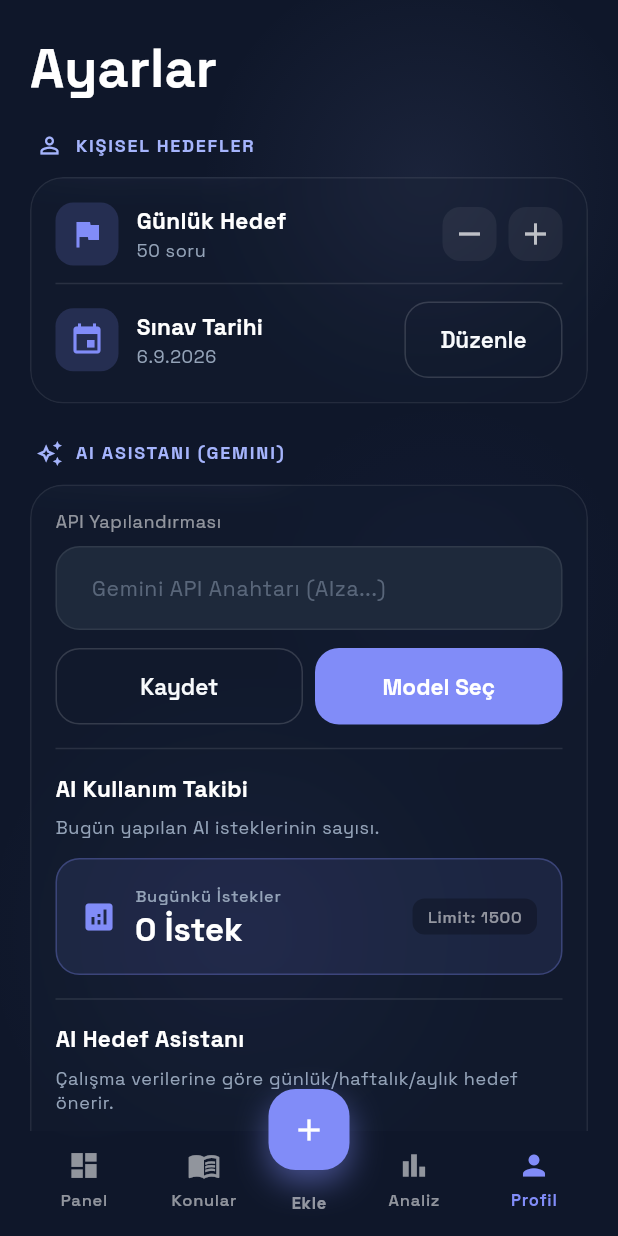
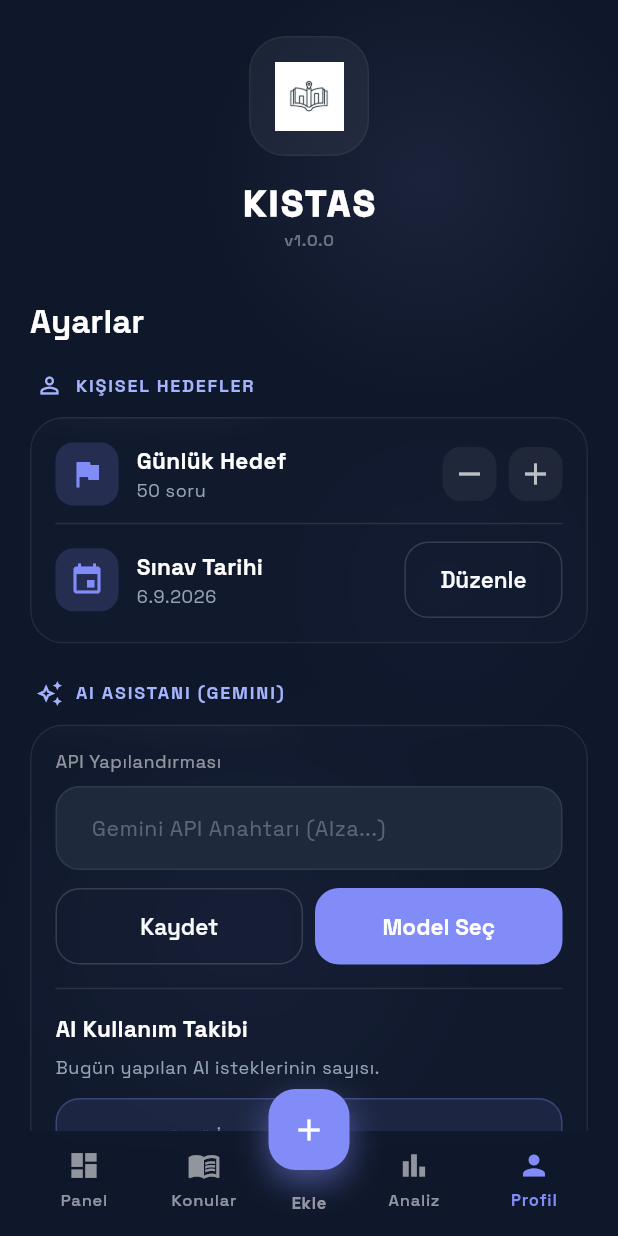
Before and after one commit to Vyr0-the-dev/kistas, a Flutter app: the screen it shows after launch, after a tap on "Düzenle", on a phone screen of 412 x 824 dp. Run offline on Flutter 3.47's test engine with Material 3 defaults, Android fonts, the phone set to English and light mode, and no system bars; our stand-ins replace file_picker, flutter_local_notifications, flutter_markdown, flutter_timezone, google_fonts, share_plus and 2 more.

Commit message:
feat: add branding assets, implement splash screen, and refine UI consistency across screens

```diff
--- a/lib/main.dart
+++ b/lib/main.dart
@@ -2,6 +2,7 @@ import 'package:flutter/material.dart';
 import 'package:flutter_localizations/flutter_localizations.dart';
 
 import 'screens/home_screen.dart';
+import 'screens/splash_screen.dart';
 import 'services/app_repository.dart';
 import 'services/notification_service.dart';
 import 'theme/app_theme.dart';
@@ -60,7 +61,7 @@ class KistasApp extends StatelessWidget {
               Locale('tr', 'TR'),
             ],
             locale: const Locale('tr', 'TR'),
-            home: const HomeScreen(),
+            home: const SplashScreen(),
           );
         },
       ),
--- a/lib/screens/analysis_screen.dart
+++ b/lib/screens/analysis_screen.dart
@@ -2106,10 +2106,6 @@ class _WeeklyReportCard extends StatelessWidget {
               Expanded(
                 child: ElevatedButton.icon(
                   onPressed: onNewsletter,
-                  style: ElevatedButton.styleFrom(
-                    backgroundColor: AppColors.of(context).primary,
-                    foregroundColor: Colors.white,
-                  ),
                   icon: Icon(Icons.auto_awesome, size: 18),
                   label: Text('AI Bülten Al'),
                 ),
@@ -2313,22 +2309,8 @@ class _EmptyState extends StatelessWidget {
                 borderRadius: BorderRadius.circular(30),
                 border: Border.all(color: Colors.white.withOpacity(0.05)),
               ),
-              child: Stack(
-                alignment: Alignment.center,
-                children: [
-                  Icon(Icons.bar_chart, color: Colors.white30, size: 50),
-                  Transform.translate(
-                    offset: const Offset(12, 12),
-                    child: Container(
-                      padding: const EdgeInsets.all(4),
-                      decoration: BoxDecoration(
-                        color: AppColors.of(context).primary,
-                        borderRadius: BorderRadius.circular(8),
-                      ),
-                      child: const Icon(Icons.add, color: Colors.white, size: 16),
-                    ),
-                  ),
-                ],
+              child: Center(
+                child: Icon(Icons.bar_chart, color: Colors.white30, size: 50),
               ),
             ),
             const SizedBox(height: 24),
--- a/lib/screens/home_screen.dart
+++ b/lib/screens/home_screen.dart
@@ -535,7 +535,7 @@ class _Header extends StatelessWidget {
                   crossAxisAlignment: CrossAxisAlignment.start,
                   children: [
                     Text(
-                      'Merhaba, Öğrenci',
+                      'Merhaba',
                       style: Theme.of(context).textTheme.labelLarge?.copyWith(
                             color: AppColors.of(context).textSecondary,
                             letterSpacing: 1,
--- a/lib/screens/profile_screen.dart
+++ b/lib/screens/profile_screen.dart
@@ -59,9 +59,42 @@ class _ProfileScreenState extends State<ProfileScreen> {
           child: ListView(
             padding: const EdgeInsets.fromLTRB(20, 24, 20, 140),
             children: [
+              Center(
+                child: Column(
+                  children: [
+                    Container(
+                      width: 80,
+                      height: 80,
+                      padding: const EdgeInsets.all(16),
+                      decoration: BoxDecoration(
+                        color: Colors.white.withOpacity(0.05),
+                        borderRadius: BorderRadius.circular(24),
+                        border: Border.all(color: Colors.white.withOpacity(0.05)),
+                      ),
+                      child: Image.asset('assets/images/logo.png'),
+                    ),
+                    const SizedBox(height: 16),
+                    Text(
+                      'KISTAS',
+                      style: Theme.of(context).textTheme.headlineSmall?.copyWith(
+                            color: Colors.white,
+                            fontWeight: FontWeight.w900,
+                            letterSpacing: 2,
+                          ),
+                    ),
+                    Text(
+                      'v1.0.0',
+                      style: Theme.of(context).textTheme.labelSmall?.copyWith(
+                            color: Colors.white38,
+                          ),
+                    ),
+                  ],
+                ),
+              ),
+              const SizedBox(height: 32),
               Text(
                 'Ayarlar',
-                style: Theme.of(context).textTheme.displaySmall?.copyWith(
+                style: Theme.of(context).textTheme.titleLarge?.copyWith(
                       color: Colors.white,
                       fontWeight: FontWeight.w700,
                     ),
--- a/lib/screens/splash_screen.dart
+++ b/lib/screens/splash_screen.dart
@@ -1,5 +1,6 @@
 import 'package:flutter/material.dart';
-import 'home_screen.dart'; // Import HomeScreen for now, will remove later
+import '../theme/app_colors.dart';
+import 'home_screen.dart';
 
 class SplashScreen extends StatefulWidget {
   final Widget? onInitializationComplete;
@@ -17,24 +18,73 @@ class _SplashScreenState extends State<SplashScreen> {
   }
 
   _navigateToNextScreen() async {
-    await Future.delayed(const Duration(milliseconds: 1500), () {}); // Simulate some loading
-    if (mounted && widget.onInitializationComplete != null) {
+    await Future.delayed(const Duration(milliseconds: 2000));
+    if (mounted) {
       Navigator.of(context).pushReplacement(
-        MaterialPageRoute(builder: (_) => widget.onInitializationComplete!),
-      );
-    } else if (mounted) {
-      // Fallback if no specific route is provided
-      Navigator.of(context).pushReplacement(
-        MaterialPageRoute(builder: (_) => const HomeScreen()),
+        MaterialPageRoute(builder: (_) => widget.onInitializationComplete ?? const HomeScreen()),
       );
     }
   }
 
   @override
   Widget build(BuildContext context) {
-    return const Scaffold(
+    return Scaffold(
+      backgroundColor: const Color(0xFF0A0A0C),
       body: Center(
-        child: CircularProgressIndicator(),
+        child: Column(
+          mainAxisAlignment: MainAxisAlignment.center,
+          children: [
+            Container(
+              width: 120,
+              height: 120,
+              decoration: BoxDecoration(
+                borderRadius: BorderRadius.circular(32),
+                boxShadow: [
+                  BoxShadow(
+                    color: Colors.deepPurple.withOpacity(0.2),
+                    blurRadius: 40,
+                    spreadRadius: 5,
+                  ),
+                ],
+              ),
+              child: ClipRRect(
+                borderRadius: BorderRadius.circular(32),
+                child: Image.asset(
+                  'assets/images/logo.png',
+                  fit: BoxFit.cover,
+                ),
+              ),
+            ),
+            const SizedBox(height: 24),
+            const Text(
+              'KISTAS',
+              style: TextStyle(
+                color: Colors.white,
+                fontSize: 28,
+                fontWeight: FontWeight.w900,
+                letterSpacing: 4,
+              ),
+            ),
+            const SizedBox(height: 8),
+            Text(
+              'KPSS Performans Takibi',
+              style: TextStyle(
+                color: Colors.white.withOpacity(0.5),
+                fontSize: 14,
+                letterSpacing: 1.2,
+              ),
+            ),
+            const SizedBox(height: 48),
+            const SizedBox(
+              width: 24,
+              height: 24,
+              child: CircularProgressIndicator(
+                strokeWidth: 2,
+                valueColor: AlwaysStoppedAnimation<Color>(Colors.deepPurpleAccent),
+              ),
+            ),
+          ],
+        ),
       ),
     );
   }
```
Also changed, not shown: pubspec.yaml (+2 -9 lines), assets/images/logo.png (added), image.png (deleted).
